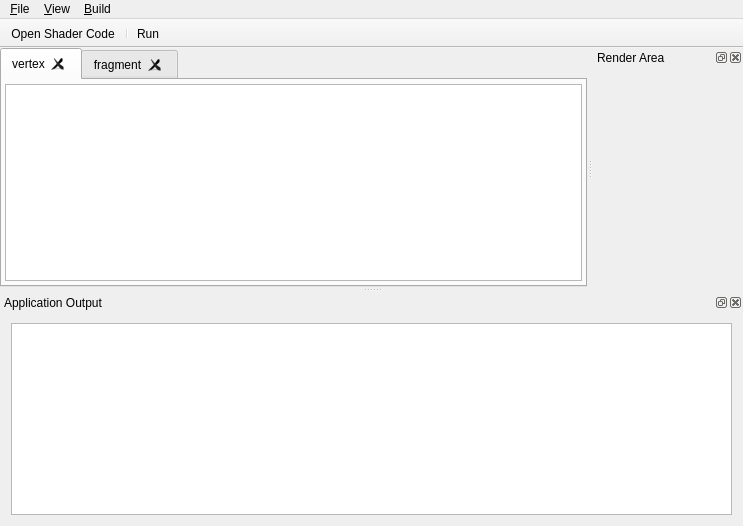
This is forms/mainwindow.ui in ethiago/shader-labs as Qt 5 draws it before an edit. The edited form follows.
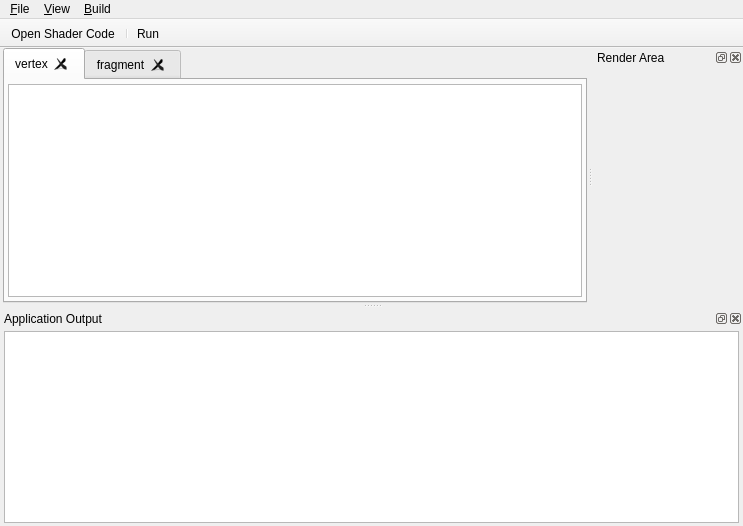
This is the edited form. Icons and pictures are not drawn.

```diff
--- a/forms/mainwindow.ui
+++ b/forms/mainwindow.ui
@@ -18,7 +18,16 @@
     <property name="spacing">
      <number>6</number>
     </property>
-    <property name="margin">
+    <property name="leftMargin">
+     <number>3</number>
+    </property>
+    <property name="topMargin">
+     <number>0</number>
+    </property>
+    <property name="rightMargin">
+     <number>0</number>
+    </property>
+    <property name="bottomMargin">
      <number>0</number>
     </property>
     <item>
@@ -51,8 +60,13 @@
           <property name="enabled">
            <bool>true</bool>
           </property>
+          <property name="font">
+           <font>
+            <family>Courier 10 Pitch</family>
+           </font>
+          </property>
           <property name="readOnly">
-           <bool>true</bool>
+           <bool>false</bool>
           </property>
          </widget>
         </item>
@@ -155,7 +169,7 @@
       <number>8</number>
      </property>
      <property name="rightMargin">
-      <number>0</number>
+      <number>4</number>
      </property>
      <property name="bottomMargin">
       <number>1</number>
@@ -176,7 +190,7 @@
   <widget class="QDockWidget" name="dockOutPutWidget">
    <property name="minimumSize">
     <size>
-     <width>96</width>
+     <width>97</width>
      <height>121</height>
     </size>
    </property>
@@ -191,6 +205,18 @@
    </attribute>
    <widget class="QWidget" name="dockOutPutWidgetContents">
     <layout class="QVBoxLayout" name="verticalLayout_3">
+     <property name="leftMargin">
+      <number>4</number>
+     </property>
+     <property name="topMargin">
+      <number>3</number>
+     </property>
+     <property name="rightMargin">
+      <number>4</number>
+     </property>
+     <property name="bottomMargin">
+      <number>3</number>
+     </property>
      <item>
       <widget class="QPlainTextEdit" name="outputTextBox">
        <property name="enabled">
```
Left out of the diff: 50 changed lines with no effect on the pictures.
